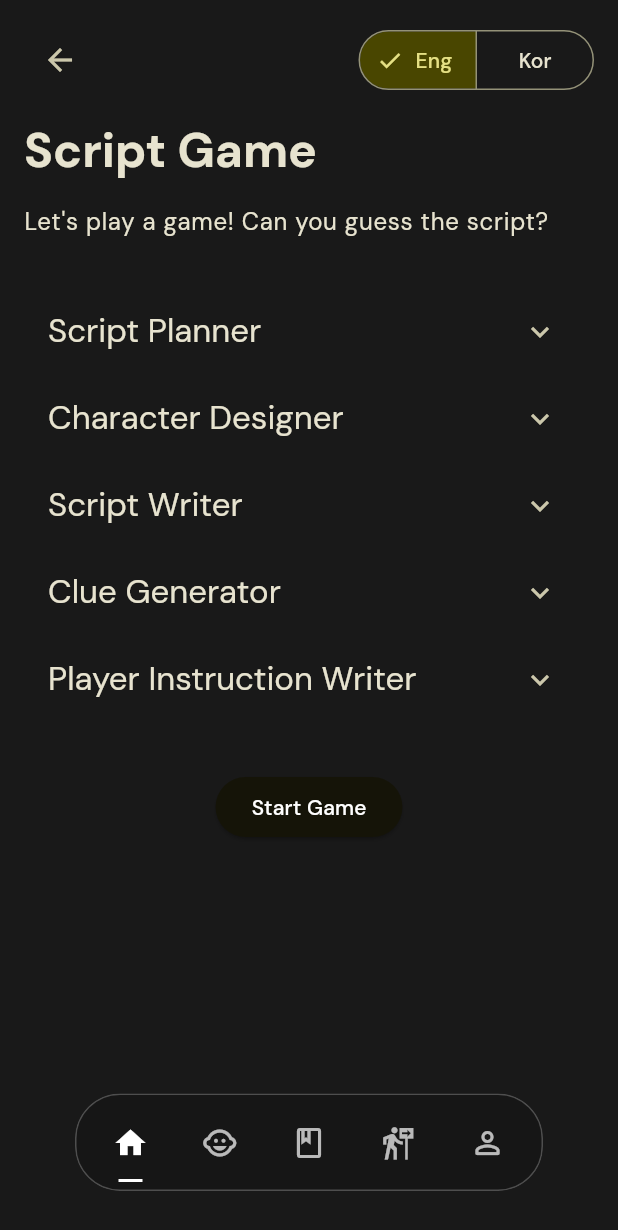
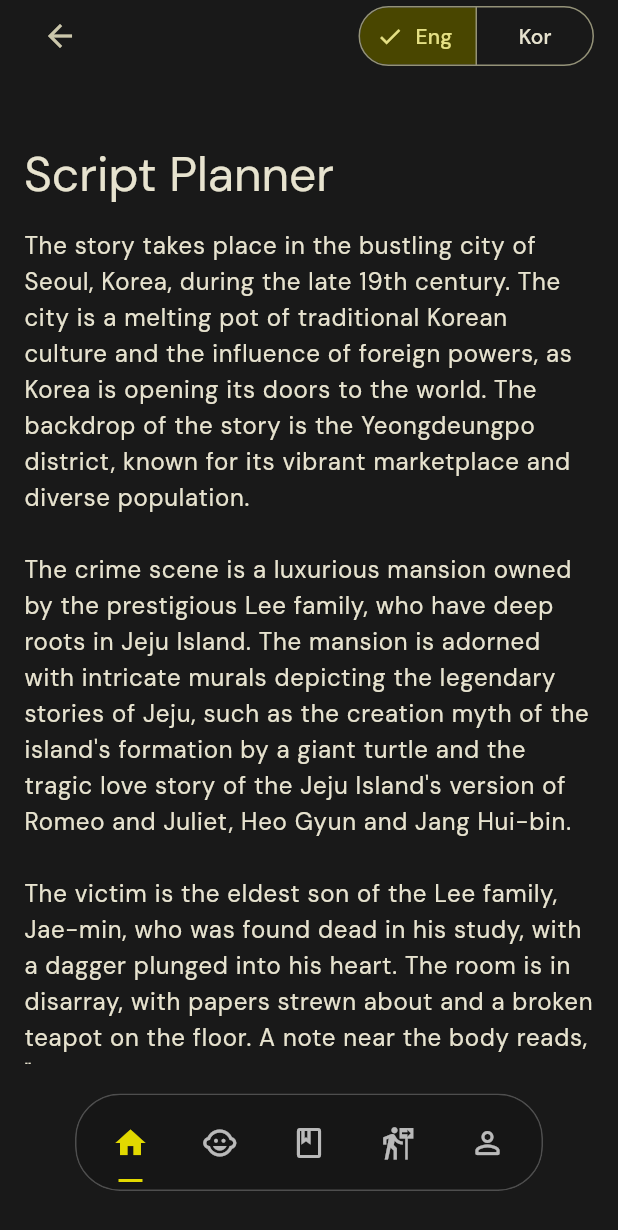
Before and after one commit to debbiechoong/TJom-frontend, a Flutter app: the ScriptGamePage screen opened directly, on a phone screen of 412 x 824 dp. Shown: the top 1230 px of the screen. Run offline on Flutter 3.47's test engine with Material 3 defaults, Android fonts, the phone set to English and light mode, and no system bars; drawn by our look-alikes of crystal_navigation_bar; our stand-ins replace animated_text_kit, cloud_firestore, firebase_core, flutter_dotenv, flutter_staggered_animations, google_fonts and 4 more; missing offline and left inert: flutter_swipe_button, o3d; accounts and stored records are empty; network calls fail.

Commit message:
feat: Script page done refactor: prompting page also done

```diff
--- a/lib/modules/script_game/script_game.dart
+++ b/lib/modules/script_game/script_game.dart
@@ -1,5 +1,7 @@
 import 'package:crystal_navigation_bar/crystal_navigation_bar.dart';
+import 'package:flutter/cupertino.dart';
 import 'package:flutter/material.dart';
+import 'package:flutter/widgets.dart';
 import 'package:jejom/models/language_enum.dart';
 import 'package:jejom/providers/script_game_provider.dart';
 import 'package:provider/provider.dart';
@@ -12,25 +14,28 @@ class ScriptGamePage extends StatefulWidget {
 }
 
 class _ScriptGamePageState extends State<ScriptGamePage> {
+  final PageController _pageController = PageController();
+  _SelectedTab selectedTab = _SelectedTab.script;
+
+  void handleIndexChanged(int i) {
+    setState(() {
+      selectedTab = _SelectedTab.values[i];
+      _pageController.jumpToPage(i);
+    });
+  }
+
   @override
   Widget build(BuildContext context) {
     final scriptGameProvider = Provider.of<ScriptGameProvider>(context);
-    var _selectedTab = _SelectedTab.script;
-    void _handleIndexChanged(int i) {
-      setState(() {
-        _selectedTab = _SelectedTab.values[i];
-      });
-    }
 
     return Scaffold(
+      extendBody: true,
       body: SafeArea(
-        child: SingleChildScrollView(
-          child: Padding(
-            padding: const EdgeInsets.all(16.0),
         child: Column(
-              crossAxisAlignment: CrossAxisAlignment.start,
           children: [
-                Row(
+            Padding(
+              padding: const EdgeInsets.symmetric(horizontal: 16.0),
+              child: Row(
                 children: [
                   IconButton(
                     onPressed: () {
@@ -53,151 +58,176 @@ class _ScriptGamePageState extends State<ScriptGamePage> {
                   )
                 ],
               ),
-                const SizedBox(height: 16),
-                Text(
-                  "Script Game",
-                  style: Theme.of(context)
-                      .textTheme
-                      .headlineLarge
-                      ?.copyWith(fontWeight: FontWeight.bold),
             ),
-                const SizedBox(height: 16),
-                Text(
-                  "Let's play a game! Can you guess the script?",
-                  style: Theme.of(context).textTheme.bodyLarge,
-                ),
-                const SizedBox(height: 32),
-                ExpansionTile(
-                  title: Text(
-                    "Script Planner",
-                    style: Theme.of(context).textTheme.titleLarge,
-                  ),
+            Expanded(
+              child: PageView(
+                controller: _pageController,
+                onPageChanged: (index) {
+                  setState(() {
+                    selectedTab = _SelectedTab.values[index];
+                  });
+                },
                 children: [
-                    Padding(
-                      padding: const EdgeInsets.all(8.0),
-                      child: Text(
-                        scriptGameProvider.games!.first.scriptPlanner,
-                        style: Theme.of(context).textTheme.bodyLarge,
+                  _buildScriptTab(scriptGameProvider),
+                  _buildCharacterTab(scriptGameProvider),
+                  _buildAddTab(scriptGameProvider),
+                  _buildClueTab(scriptGameProvider),
+                  _buildPlayerTab(scriptGameProvider),
+                ],
               ),
             ),
           ],
-                ),
-                ExpansionTile(
-                  title: Text(
-                    "Character Designer",
-                    style: Theme.of(context).textTheme.titleLarge,
-                  ),
-                  children: [
-                    Padding(
-                      padding: const EdgeInsets.all(8.0),
-                      child: Text(
-                        scriptGameProvider.games!.first.characterDesigner,
-                        style: Theme.of(context).textTheme.bodyLarge,
-                      ),
-                    ),
-                  ],
-                ),
-                ExpansionTile(
-                  title: Text(
-                    "Script Writer",
-                    style: Theme.of(context).textTheme.titleLarge,
-                  ),
-                  children: [
-                    Padding(
-                      padding: const EdgeInsets.all(8.0),
-                      child: Text(
-                        scriptGameProvider.games!.first.scriptWriter,
-                        style: Theme.of(context).textTheme.bodyLarge,
-                      ),
-                    ),
-                  ],
-                ),
-                ExpansionTile(
-                  title: Text(
-                    "Clue Generator",
-                    style: Theme.of(context).textTheme.titleLarge,
-                  ),
-                  children: [
-                    Padding(
-                      padding: const EdgeInsets.all(8.0),
-                      child: Text(
-                        scriptGameProvider.games!.first.clueGenerator,
-                        style: Theme.of(context).textTheme.bodyLarge,
-                      ),
-                    ),
-                  ],
-                ),
-                ExpansionTile(
-                  title: Text(
-                    "Player Instruction Writer",
-                    style: Theme.of(context).textTheme.titleLarge,
-                  ),
-                  children: [
-                    Padding(
-                      padding: const EdgeInsets.all(8.0),
-                      child: Text(
-                        scriptGameProvider.games!.first.playerInstructionWriter,
-                        style: Theme.of(context).textTheme.bodyLarge,
-                      ),
-                    ),
-                  ],
-                ),
-                const SizedBox(height: 32),
-                Center(
-                  child: ElevatedButton(
-                    onPressed: () {},
-                    child: const Text("Start Game"),
-                  ),
-                ),
-                const SizedBox(height: 16),
-              ],
-            ),
-          ),
         ),
       ),
       bottomNavigationBar: Padding(
         padding: const EdgeInsets.only(bottom: 10),
         child: CrystalNavigationBar(
-          currentIndex: _SelectedTab.values.indexOf(_selectedTab),
-          // indicatorColor: Colors.white,
+          currentIndex: _SelectedTab.values.indexOf(selectedTab),
           unselectedItemColor: Colors.white70,
+          selectedItemColor: Theme.of(context).colorScheme.primaryContainer,
           backgroundColor: Colors.black.withOpacity(0.1),
-          // outlineBorderColor: Colors.black.withOpacity(0.1),
-          onTap: _handleIndexChanged,
+          onTap: handleIndexChanged,
           items: [
-            /// Home
             CrystalNavigationBarItem(
               icon: Icons.home,
               unselectedIcon: Icons.home_outlined,
-              selectedColor: Colors.white,
             ),
-
-            /// Favourite
             CrystalNavigationBarItem(
               icon: Icons.child_care_rounded,
               unselectedIcon: Icons.child_care_outlined,
-              selectedColor: Colors.red,
             ),
-
-            /// Add
             CrystalNavigationBarItem(
               icon: Icons.book_rounded,
               unselectedIcon: Icons.book_outlined,
-              selectedColor: Colors.white,
             ),
-
-            /// Search
             CrystalNavigationBarItem(
               icon: Icons.follow_the_signs_rounded,
               unselectedIcon: Icons.follow_the_signs_outlined,
-                selectedColor: Colors.white),
-
-            /// Profile
+            ),
             CrystalNavigationBarItem(
               icon: Icons.person_rounded,
               unselectedIcon: Icons.person_outline_rounded,
-              selectedColor: Colors.white,
             ),
+          ],
+        ),
+      ),
+    );
+  }
+
+  Widget _buildScriptTab(ScriptGameProvider scriptGameProvider) {
+    return SingleChildScrollView(
+      child: Padding(
+        padding: const EdgeInsets.all(16.0),
+        child: Column(
+          crossAxisAlignment: CrossAxisAlignment.start,
+          children: [
+            const SizedBox(height: 32),
+            Text(
+              "Script Planner",
+              style: Theme.of(context).textTheme.headlineLarge,
+            ),
+            const SizedBox(height: 16),
+            Text(
+              scriptGameProvider.games!.first.scriptPlanner,
+              style: Theme.of(context).textTheme.bodyLarge,
+            ),
+            const SizedBox(height: 80),
+          ],
+        ),
+      ),
+    );
+  }
+
+  Widget _buildCharacterTab(ScriptGameProvider scriptGameProvider) {
+    return SingleChildScrollView(
+      child: Padding(
+        padding: const EdgeInsets.all(16.0),
+        child: Column(
+          crossAxisAlignment: CrossAxisAlignment.start,
+          children: [
+            const SizedBox(height: 32),
+            Text(
+              "Character Designer",
+              style: Theme.of(context).textTheme.headlineLarge,
+            ),
+            const SizedBox(height: 16),
+            Text(
+              scriptGameProvider.games!.first.characterDesigner,
+              style: Theme.of(context).textTheme.bodyLarge,
+            ),
+            const SizedBox(height: 80),
+          ],
+        ),
+      ),
+    );
+  }
+
+  Widget _buildAddTab(ScriptGameProvider scriptGameProvider) {
+    return SingleChildScrollView(
+      child: Padding(
+        padding: const EdgeInsets.all(16.0),
+        child: Column(
+          crossAxisAlignment: CrossAxisAlignment.start,
+          children: [
+            const SizedBox(height: 32),
+            Text(
+              "Script Writer",
+              style: Theme.of(context).textTheme.headlineLarge,
+            ),
+            const SizedBox(height: 16),
+            Text(
+              scriptGameProvider.games!.first.scriptWriter,
+              style: Theme.of(context).textTheme.bodyLarge,
+            ),
+            const SizedBox(height: 80),
+          ],
+        ),
+      ),
+    );
+  }
+
+  Widget _buildClueTab(ScriptGameProvider scriptGameProvider) {
+    return SingleChildScrollView(
+      child: Padding(
+        padding: const EdgeInsets.all(16.0),
+        child: Column(
+          crossAxisAlignment: CrossAxisAlignment.start,
+          children: [
+            const SizedBox(height: 32),
+            Text(
+              "Clue Generator",
+              style: Theme.of(context).textTheme.titleLarge,
+            ),
+            const SizedBox(height: 16),
+            Text(
+              scriptGameProvider.games!.first.clueGenerator,
+              style: Theme.of(context).textTheme.bodyLarge,
+            ),
+            const SizedBox(height: 80),
+          ],
+        ),
+      ),
+    );
+  }
+
+  Widget _buildPlayerTab(ScriptGameProvider scriptGameProvider) {
+    return SingleChildScrollView(
+      child: Padding(
+        padding: const EdgeInsets.all(16.0),
+        child: Column(
+          crossAxisAlignment: CrossAxisAlignment.start,
+          children: [
+            const SizedBox(height: 32),
+            Text(
+              "Player Instruction Writer",
+              style: Theme.of(context).textTheme.titleLarge,
+            ),
+            const SizedBox(height: 16),
+            Text(
+              scriptGameProvider.games!.first.playerInstructionWriter,
+              style: Theme.of(context).textTheme.bodyLarge,
+            ),
+            const SizedBox(height: 80),
           ],
         ),
       ),
--- a/lib/providers/script_game_provider.dart
+++ b/lib/providers/script_game_provider.dart
@@ -4,6 +4,7 @@ import 'package:jejom/models/script_game.dart';
 
 class ScriptGameProvider extends ChangeNotifier {
   List<ScriptGame>? games;
+  ScriptGame? selectedGame;
   Language lang = Language.english;
 
   ScriptGameProvider() {
--- a/pubspec.yaml
+++ b/pubspec.yaml
@@ -14,7 +14,6 @@ dependencies:
   flutter:
     sdk: flutter
   flutter_dotenv: ^5.1.0
-  flutter_naver_map: ^1.2.3+1
   flutter_staggered_animations: ^1.1.1
   flutter_swipe_button: ^2.1.1+1
   google_fonts: ^6.2.1
```
Also changed, not shown: lib/modules/home/home.dart (+16 -4 lines), lib/modules/onboarding/onboarding_wrapper.dart (+19 -4 lines), lib/modules/onboarding/prompt.dart (+3 -9 lines), lib/modules/onboarding/travel_details.dart (+6 -4 lines), lib/modules/script_game/game_list.dart (added, +150 -0 lines), lib/providers/onboarding_provider.dart (+11 -2 lines), pubspec.lock. Lines whose indentation alone changed are shown as unchanged.
